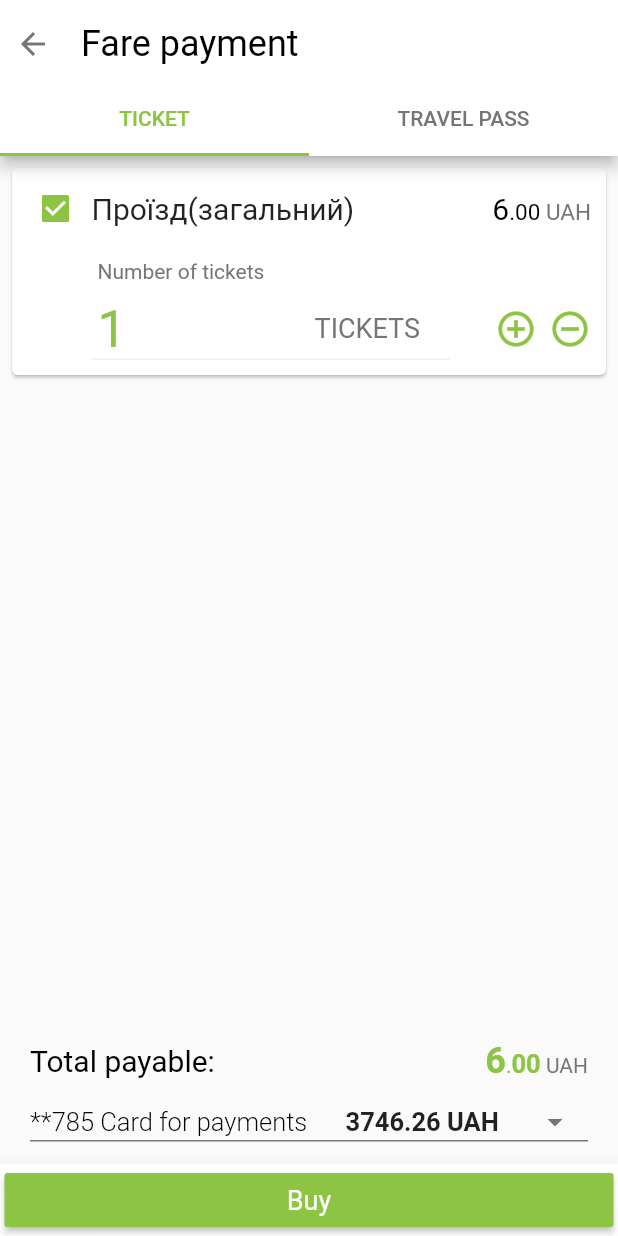
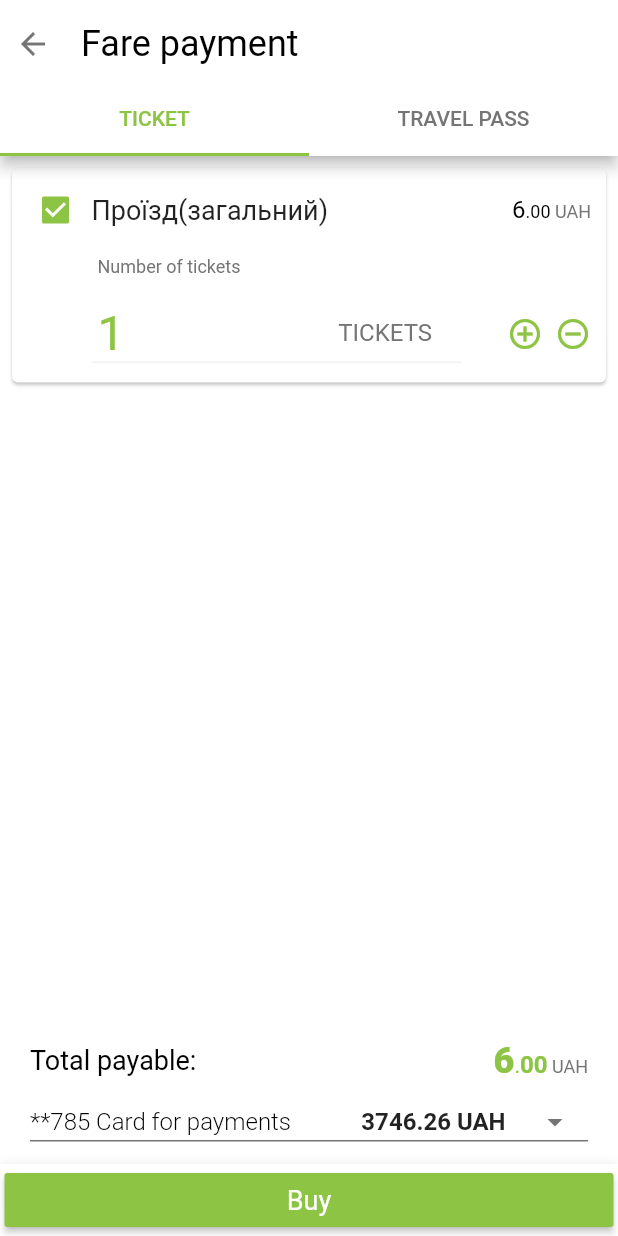
Before and after one commit to Heloore/ticket, a Flutter app: the MyApp screen opened directly with empty values, on a phone screen of 412 x 824 dp. Run offline on Flutter 3.47's test engine with Material 2 defaults, Android fonts, the phone set to English and light mode, and no system bars; our stand-ins replace camera.

Commit message:
UI fixes on buy ticket card

```diff
--- a/lib/cards/buy_ticket_container.dart
+++ b/lib/cards/buy_ticket_container.dart
@@ -4,7 +4,8 @@ class BuyTicketCard extends StatefulWidget {
   final Function(int number) callBack;
   final int numberOfTickets;
 
-  const BuyTicketCard({Key key, this.callBack, this.numberOfTickets}) : super(key: key);
+  const BuyTicketCard({Key key, this.callBack, this.numberOfTickets})
+      : super(key: key);
 
   @override
   _BuyTicketCardState createState() => _BuyTicketCardState();
@@ -41,7 +42,9 @@ class _BuyTicketCardState extends State<BuyTicketCard> {
 
   @override
   Widget build(BuildContext context) {
-    return Column(
+    return Container(
+      color: Color.fromRGBO(255, 255, 255, 1),
+      child: Column(
         mainAxisAlignment: MainAxisAlignment.spaceBetween,
         children: <Widget>[
           Container(
@@ -51,7 +54,7 @@ class _BuyTicketCardState extends State<BuyTicketCard> {
               children: <Widget>[
                 Card(
                   child: Container(
-                  padding: EdgeInsets.only(top: 3, left: 5, right: 10),
+                    padding: EdgeInsets.only(top: 4, left: 5, right: 10),
                     child: Column(
                       mainAxisAlignment: MainAxisAlignment.spaceBetween,
                       crossAxisAlignment: CrossAxisAlignment.start,
@@ -77,7 +80,7 @@ class _BuyTicketCardState extends State<BuyTicketCard> {
                     Text(
                       'Total payable:',
                       style: TextStyle(
-                      fontSize: 20,
+                        fontSize: 18,
                         fontWeight: FontWeight.w400,
                         color: Colors.black,
                       ),
@@ -87,7 +90,7 @@ class _BuyTicketCardState extends State<BuyTicketCard> {
                         text: "${defaultTicketValue * numberOfTickets}",
                         style: TextStyle(
                           fontSize: 24,
-                        fontWeight: FontWeight.w600,
+                          fontWeight: FontWeight.w800,
                           color: greenColor,
                         ),
                         children: [
@@ -101,13 +104,14 @@ class _BuyTicketCardState extends State<BuyTicketCard> {
                           TextSpan(
                             text: '00',
                             style: TextStyle(
-                            fontSize: 17,
+                              fontSize: 16,
+                              fontWeight: FontWeight.w600,
                             ),
                           ),
                           TextSpan(
                             text: ' UAH',
                             style: TextStyle(
-                            fontSize: 14,
+                              fontSize: 12,
                               color: greyColor,
                               fontWeight: FontWeight.w400,
                             ),
@@ -125,15 +129,16 @@ class _BuyTicketCardState extends State<BuyTicketCard> {
                       Text(
                         '**785 Card for payments',
                         style: TextStyle(
-                        fontSize: 17,
+                          fontSize: 16,
                           color: Colors.black,
                           fontWeight: FontWeight.w300,
                         ),
                       ),
+                      Container(padding: EdgeInsets.only(left: 5)),
                       Text(
                         "3746.26 UAH",
                         style: TextStyle(
-                        fontSize: 17,
+                          fontSize: 16,
                           fontWeight: FontWeight.w600,
                         ),
                       ),
@@ -152,9 +157,9 @@ class _BuyTicketCardState extends State<BuyTicketCard> {
                 ),
               ],
             ),
-
           ),
         ],
+      ),
     );
   }
 
@@ -170,7 +175,7 @@ class _BuyTicketCardState extends State<BuyTicketCard> {
             ),
             Text(
               "Проїзд(загальний)",
-              style: TextStyle(fontSize: 20),
+              style: TextStyle(fontSize: 18),
             ),
           ],
         ),
@@ -178,18 +183,18 @@ class _BuyTicketCardState extends State<BuyTicketCard> {
           text: TextSpan(
             text: "${defaultTicketValue * numberOfTickets}",
             style: TextStyle(
-              fontSize: 20,
+              fontSize: 16,
               color: Colors.black,
             ),
             children: [
               TextSpan(
                 text: '.00',
-                style: TextStyle(fontSize: 15),
+                style: TextStyle(fontSize: 12),
               ),
               TextSpan(
                 text: ' UAH',
                 style: TextStyle(
-                  fontSize: 15,
+                  fontSize: 12,
                   color: greyColor,
                 ),
               ),
@@ -202,10 +207,11 @@ class _BuyTicketCardState extends State<BuyTicketCard> {
 
   Widget _buildMiddleRow() {
     return Container(
-      padding: EdgeInsets.only(top: 10, left: 52),
+      padding: EdgeInsets.only(top: 7, left: 52),
       child: Text(
         "Number of tickets",
         style: TextStyle(
+          fontSize: 12,
           color: greyColor,
         ),
       ),
@@ -214,7 +220,7 @@ class _BuyTicketCardState extends State<BuyTicketCard> {
 
   Widget _buildBottomRow() {
     return Container(
-      padding: EdgeInsets.only(top: 10, left: 48, bottom: 10),
+      padding: EdgeInsets.only(top: 18, left: 48, bottom: 13),
       child: Row(
         mainAxisSize: MainAxisSize.max,
         mainAxisAlignment: MainAxisAlignment.spaceBetween,
@@ -230,14 +236,14 @@ class _BuyTicketCardState extends State<BuyTicketCard> {
                     padding: EdgeInsets.only(left: 4),
                     child: Text(
                       "$numberOfTickets",
-                      style: TextStyle(color: greenColor, fontSize: 34),
+                      style: TextStyle(color: greenColor, fontSize: 32),
                     ),
                   ),
                   Container(
                     padding: EdgeInsets.only(right: 20),
                     child: Text(
                       "TICKETS",
-                      style: TextStyle(color: greyColor, fontSize: 18),
+                      style: TextStyle(color: greyColor, fontSize: 16),
                     ),
                   )
                 ],
@@ -255,7 +261,7 @@ class _BuyTicketCardState extends State<BuyTicketCard> {
                 child: Icon(
                   Icons.add_circle_outline,
                   color: greenColor,
-                  size: 28,
+                  size: 24,
                 ),
                 onTap: increment,
               ),
@@ -265,7 +271,7 @@ class _BuyTicketCardState extends State<BuyTicketCard> {
                 child: Icon(
                   Icons.remove_circle_outline,
                   color: greenColor,
-                  size: 28,
+                  size: 24,
                 ),
                 onTap: decrementTicketNumber,
               ),
--- a/lib/main.dart
+++ b/lib/main.dart
@@ -30,7 +30,11 @@ class _InputTrainNumberScreenState extends State<InputTrainNumberScreen> {
 
   @override
   Widget build(BuildContext context) {
+    SystemChrome.setSystemUIOverlayStyle(SystemUiOverlayStyle(
+      statusBarColor: Colors.transparent,
+    ));
     return Scaffold(
+      backgroundColor: Colors.white,
       body: Column(
         mainAxisAlignment: MainAxisAlignment.spaceEvenly,
         children: <Widget>[
@@ -208,9 +212,6 @@ class _MyAppState extends State<MyApp> with SingleTickerProviderStateMixin {
 
   @override
   Widget build(BuildContext context) {
-    SystemChrome.setSystemUIOverlayStyle(SystemUiOverlayStyle(
-      statusBarColor: Colors.transparent,
-    ));
     return Scaffold(
       appBar: AppBar(
         automaticallyImplyLeading: false,
@@ -257,7 +258,7 @@ class _MyAppState extends State<MyApp> with SingleTickerProviderStateMixin {
               return Tab(
                 child: Text(
                   choice.title,
-                  // style: TextStyle(color: Colors.black),
+                  style: TextStyle()
                 ),
                 // icon: Icon(choice.icon),
               );
```
Lines whose indentation alone changed are shown as unchanged.
